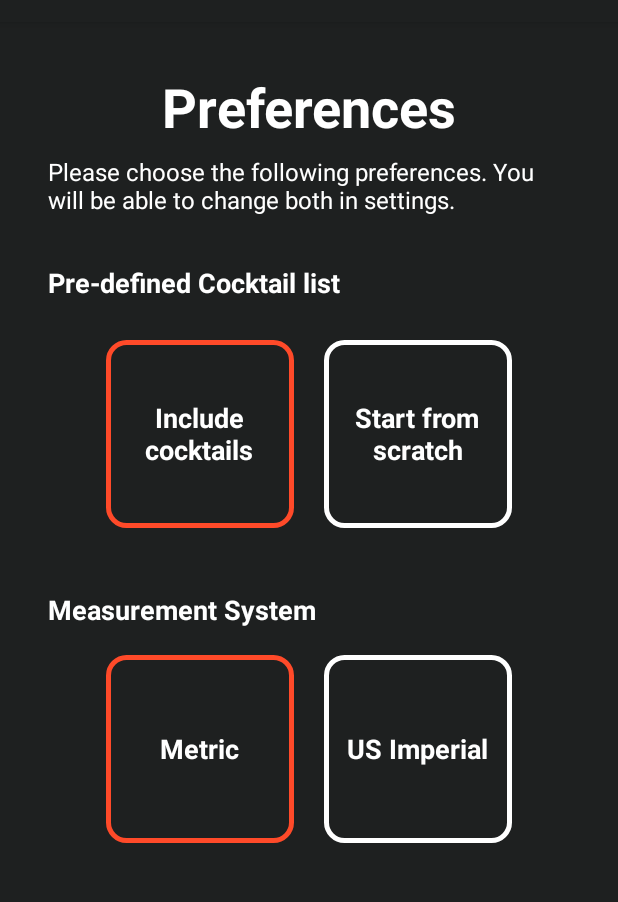
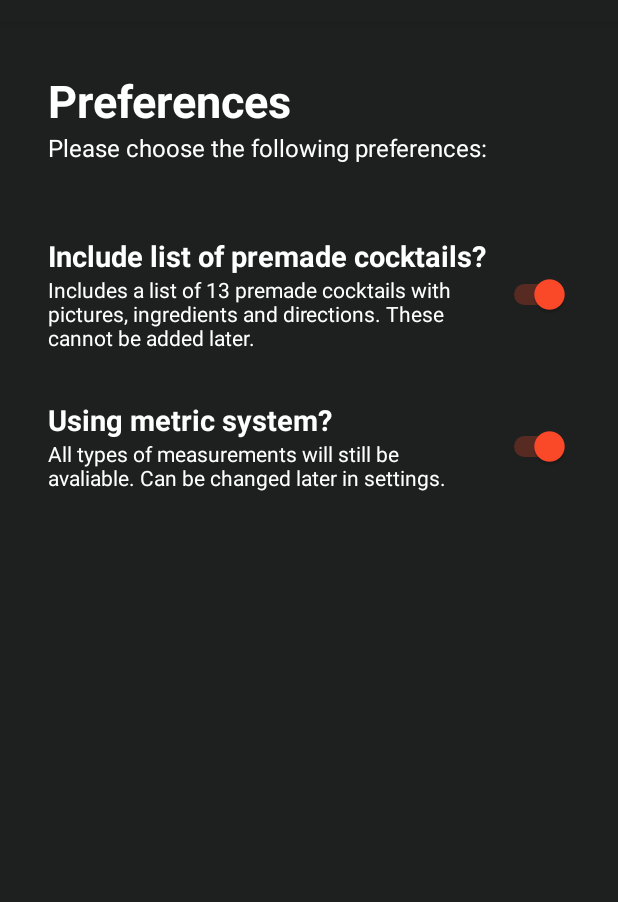
Before and after one commit to MortenAstrup96/Cocktail-Index, an Android app: the fragment WalkthroughPreferencesFragment shown on its own in the app's theme, on a phone screen of 412 x 824 dp, the part 62-964 px from its top. Run offline under Robolectric (Android 15) with nearby library versions, the phone set to English and light mode, and no system bars.

Commit message:
Ready for beta release

```diff
--- a/app/build.gradle
+++ b/app/build.gradle
@@ -3,9 +3,9 @@ apply plugin: 'com.google.gms.google-services'
 
 // Version control
 def versionMajor = 0
-def versionMinor = 3
+def versionMinor = 4
 def versionPatch = 0
-def versionBuild = 1
+def versionBuild = 0
 
 android {
     compileSdkVersion 28
--- a/app/src/main/java/dev/astrup/cocktailindex/Modules/AppWalkthrough/WalkthroughPreferencesFragment.java
+++ b/app/src/main/java/dev/astrup/cocktailindex/Modules/AppWalkthrough/WalkthroughPreferencesFragment.java
@@ -11,13 +11,14 @@ import android.view.View;
 import android.view.ViewGroup;
 import android.widget.RadioButton;
 import android.widget.RadioGroup;
+import android.widget.Switch;
 
 import dev.astrup.cocktailindex.R;
 
 
 public class WalkthroughPreferencesFragment extends Fragment {
-    private RadioButton radio_prelist;
-    private RadioButton metric_prelist;
+    private Switch radio_prelist;
+    private Switch metric_prelist;
 
 
     public WalkthroughPreferencesFragment() {
@@ -50,9 +51,12 @@ public class WalkthroughPreferencesFragment extends Fragment {
     public View onCreateView(LayoutInflater inflater, ViewGroup container,
                              Bundle savedInstanceState) {
         View view = inflater.inflate(R.layout.fragment_walkthrough_preferences, container, false);
-        radio_prelist = view.findViewById(R.id.appwalkthrough_predefined);
-        metric_prelist = view.findViewById(R.id.appwalkthrough_metric_radio_metric);
-        // Inflate the layout for this fragment
+        radio_prelist = view.findViewById(R.id.walkthrough_switch_premade);
+        metric_prelist = view.findViewById(R.id.walkthrough_switch_metric);
+
+        radio_prelist.setChecked(true);
+        metric_prelist.setChecked(true);
+        /// Inflate the layout for this fragment
         return view;
     }
 
--- a/app/src/main/res/layout/activity_cocktail_details.xml
+++ b/app/src/main/res/layout/activity_cocktail_details.xml
@@ -15,7 +15,7 @@
         android:layout_alignParentBottom="true"
         android:layout_centerHorizontal="true"
         app:adSize="BANNER"
-        app:adUnitId="ca-app-pub-3940256099942544/6300978111"
+        app:adUnitId="ca-app-pub-5419523232721664/2911392815"
         app:layout_constraintBottom_toBottomOf="parent"
         app:layout_constraintEnd_toEndOf="parent"
         app:layout_constraintStart_toStartOf="parent" />
--- a/app/src/main/res/layout/addcocktail_fragment_details.xml
+++ b/app/src/main/res/layout/addcocktail_fragment_details.xml
@@ -18,7 +18,7 @@
         android:layout_alignParentBottom="true"
         android:layout_centerHorizontal="true"
         app:adSize="BANNER"
-        app:adUnitId="ca-app-pub-3940256099942544/6300978111"
+        app:adUnitId="ca-app-pub-5419523232721664/7780576111"
         app:layout_constraintBottom_toBottomOf="parent"
         app:layout_constraintEnd_toEndOf="parent"
         app:layout_constraintStart_toStartOf="parent"
--- a/app/src/main/res/layout/fragment_walkthrough_preferences.xml
+++ b/app/src/main/res/layout/fragment_walkthrough_preferences.xml
@@ -11,42 +11,51 @@
         android:layout_height="match_parent"
         android:background="@color/colorPrimaryDark">
 
+        <Switch
+            android:id="@+id/walkthrough_switch_premade"
+            android:layout_width="wrap_content"
+            android:layout_height="wrap_content"
+            android:layout_marginEnd="32dp"
+            android:textAlignment="viewEnd"
+            android:textColor="@android:color/white"
+            android:textSize="16sp"
+            app:layout_constraintBottom_toBottomOf="@+id/textView5"
+            app:layout_constraintEnd_toEndOf="parent"
+            app:layout_constraintTop_toTopOf="@+id/textView2" />
+
+        <Switch
+            android:id="@+id/walkthrough_switch_metric"
+            android:layout_width="wrap_content"
+            android:layout_height="wrap_content"
+            android:layout_marginEnd="32dp"
+            android:textAlignment="viewEnd"
+            android:textColor="@android:color/white"
+            android:textSize="16sp"
+            app:layout_constraintBottom_toBottomOf="@+id/textView8"
+            app:layout_constraintEnd_toEndOf="parent"
+            app:layout_constraintTop_toTopOf="@+id/textView7" />
+
         <TextView
             android:id="@+id/textView6"
             android:layout_width="wrap_content"
             android:layout_height="wrap_content"
-            android:layout_marginStart="8dp"
+            android:layout_marginStart="32dp"
             android:layout_marginTop="32dp"
-            android:layout_marginEnd="8dp"
             android:text="Preferences"
             android:textColor="@android:color/white"
-            android:textSize="36sp"
+            android:textSize="30sp"
             android:textStyle="bold"
-            app:layout_constraintEnd_toEndOf="parent"
             app:layout_constraintStart_toStartOf="parent"
             app:layout_constraintTop_toTopOf="parent" />
-
-        <TextView
-            android:id="@+id/textView7"
-            android:layout_width="wrap_content"
-            android:layout_height="wrap_content"
-            android:layout_marginStart="32dp"
-            android:layout_marginTop="32dp"
-            android:text="Pre-defined Cocktail list"
-            android:textColor="@android:color/white"
-            android:textSize="18sp"
-            android:textStyle="bold"
-            app:layout_constraintStart_toStartOf="parent"
-            app:layout_constraintTop_toBottomOf="@+id/textView10" />
 
         <TextView
             android:id="@+id/textView10"
             android:layout_width="0dp"
             android:layout_height="wrap_content"
             android:layout_marginStart="32dp"
-            android:layout_marginTop="8dp"
             android:layout_marginEnd="32dp"
-            android:text="Please choose the following preferences. You will be able to change both in settings."
+            android:text="Please choose the following preferences:"
+            android:textAlignment="viewStart"
             android:textColor="@android:color/white"
             android:textSize="16sp"
             app:layout_constraintEnd_toEndOf="parent"
@@ -54,100 +63,52 @@
             app:layout_constraintTop_toBottomOf="@+id/textView6" />
 
         <TextView
-            android:id="@+id/textView8"
+            android:id="@+id/textView2"
             android:layout_width="wrap_content"
             android:layout_height="wrap_content"
-            android:layout_marginStart="32dp"
-            android:layout_marginTop="32dp"
-            android:text="Measurement System"
+            android:layout_marginTop="48dp"
+            android:text="Include list of premade cocktails?"
             android:textColor="@android:color/white"
-            android:textSize="18sp"
+            android:textSize="19sp"
             android:textStyle="bold"
-            app:layout_constraintStart_toStartOf="parent"
-            app:layout_constraintTop_toBottomOf="@+id/appwalkthrough_predefined_radiogroup" />
+            app:layout_constraintStart_toStartOf="@+id/textView10"
+            app:layout_constraintTop_toBottomOf="@+id/textView10" />
 
-        <RadioGroup
-            android:id="@+id/appwalkthrough_predefined_radiogroup"
+        <TextView
+            android:id="@+id/textView5"
+            android:layout_width="0dp"
+            android:layout_height="wrap_content"
+            android:layout_marginEnd="16dp"
+            android:text="Includes a list of 13 premade cocktails with pictures, ingredients and directions. These cannot be added later."
+            android:textColor="@android:color/white"
+            app:layout_constraintEnd_toStartOf="@+id/walkthrough_switch_metric"
+            app:layout_constraintHorizontal_bias="0.0"
+            app:layout_constraintStart_toStartOf="@+id/textView2"
+            app:layout_constraintTop_toBottomOf="@+id/textView2" />
+
+        <TextView
+            android:id="@+id/textView8"
+            android:layout_width="0dp"
+            android:layout_height="wrap_content"
+            android:layout_marginEnd="16dp"
+            android:text="All types of measurements will still be avaliable. Can be changed later in settings."
+            android:textColor="@android:color/white"
+            app:layout_constraintEnd_toStartOf="@+id/walkthrough_switch_metric"
+            app:layout_constraintHorizontal_bias="0.0"
+            app:layout_constraintStart_toStartOf="@+id/textView2"
+            app:layout_constraintTop_toBottomOf="@+id/textView7" />
+
+        <TextView
+            android:id="@+id/textView7"
             android:layout_width="wrap_content"
             android:layout_height="wrap_content"
-            android:layout_marginStart="8dp"
-            android:layout_marginTop="16dp"
-            android:layout_marginEnd="8dp"
-            android:checkedButton="@id/appwalkthrough_predefined"
-            android:orientation="horizontal"
-            app:layout_constraintEnd_toEndOf="parent"
-            app:layout_constraintStart_toStartOf="parent"
-            app:layout_constraintTop_toBottomOf="@+id/textView7">
+            android:layout_marginTop="32dp"
+            android:text="Using metric system?"
+            android:textColor="@android:color/white"
+            android:textSize="19sp"
+            android:textStyle="bold"
+            app:layout_constraintStart_toStartOf="@+id/textView10"
+            app:layout_constraintTop_toBottomOf="@+id/textView5" />
 
-            <RadioButton
-                android:id="@+id/appwalkthrough_predefined"
-                android:layout_width="125dp"
-                android:layout_height="125dp"
-                android:layout_margin="10dp"
-                android:layout_weight="2"
-                android:background="@drawable/appwalkthrough_radio_selector"
-                android:button="@color/invisible"
-                android:text="Include cocktails"
-                android:textAlignment="center"
-                android:textColor="@color/appwalkthrough_radio_text_selector"
-                android:textSize="18sp"
-                android:textStyle="bold" />
-
-            <RadioButton
-                android:id="@+id/appwalkthrough_fromscratch"
-                android:layout_width="125dp"
-                android:layout_height="125dp"
-                android:layout_margin="10dp"
-                android:layout_weight="1"
-                android:background="@drawable/appwalkthrough_radio_selector"
-                android:button="@color/invisible"
-                android:text="Start from scratch"
-                android:textAlignment="center"
-                android:textColor="@color/appwalkthrough_radio_text_selector"
-                android:textSize="18sp"
-                android:textStyle="bold" />
-        </RadioGroup>
-
-        <RadioGroup
-            android:id="@+id/appwalkthrough_metric_radiogroup"
-            android:layout_width="wrap_content"
-            android:layout_height="wrap_content"
-            android:layout_marginStart="8dp"
-            android:layout_marginTop="8dp"
-            android:layout_marginEnd="8dp"
-            android:checkedButton="@id/appwalkthrough_metric_radio_metric"
-            android:orientation="horizontal"
-            app:layout_constraintEnd_toEndOf="parent"
-            app:layout_constraintStart_toStartOf="parent"
-            app:layout_constraintTop_toBottomOf="@+id/textView8">
-
-            <RadioButton
-                android:id="@+id/appwalkthrough_metric_radio_metric"
-                android:layout_width="125dp"
-                android:layout_height="125dp"
-                android:layout_margin="10dp"
-                android:layout_weight="2"
-                android:background="@drawable/appwalkthrough_radio_selector"
-                android:textColor="@color/appwalkthrough_radio_text_selector"
-                android:button="@color/invisible"
-                android:text="Metric"
-                android:textAlignment="center"
-                android:textSize="18sp"
-                android:textStyle="bold" />
-
-            <RadioButton
-                android:id="@+id/appwalkthrough_metric_radio_imperial"
-                android:layout_width="125dp"
-                android:layout_height="125dp"
-                android:layout_margin="10dp"
-                android:layout_weight="1"
-                android:background="@drawable/appwalkthrough_radio_selector"
-                android:textColor="@color/appwalkthrough_radio_text_selector"
-                android:button="@color/invisible"
-                android:text="US Imperial"
-                android:textAlignment="center"
-                android:textSize="18sp"
-                android:textStyle="bold" />
-        </RadioGroup>
     </androidx.constraintlayout.widget.ConstraintLayout>
 </FrameLayout>
--- a/app/src/main/res/menu/menu_main.xml
+++ b/app/src/main/res/menu/menu_main.xml
@@ -6,12 +6,12 @@
     <item
         android:id="@+id/action_about"
         android:orderInCategory="1"
-        android:title="About"
+        android:title="About App"
         app:showAsAction="never" />
     <item
         android:id="@+id/action_feedback"
         android:orderInCategory="2"
-        android:title="Feedback"
+        android:title="Send Feedback"
         app:showAsAction="never" />
     <item
         android:id="@+id/action_settings"
```
Also changed, not shown: app/src/main/java/dev/astrup/cocktailindex/Modules/Index/MainActivity.java (+8 -12 lines), 11 other files.
